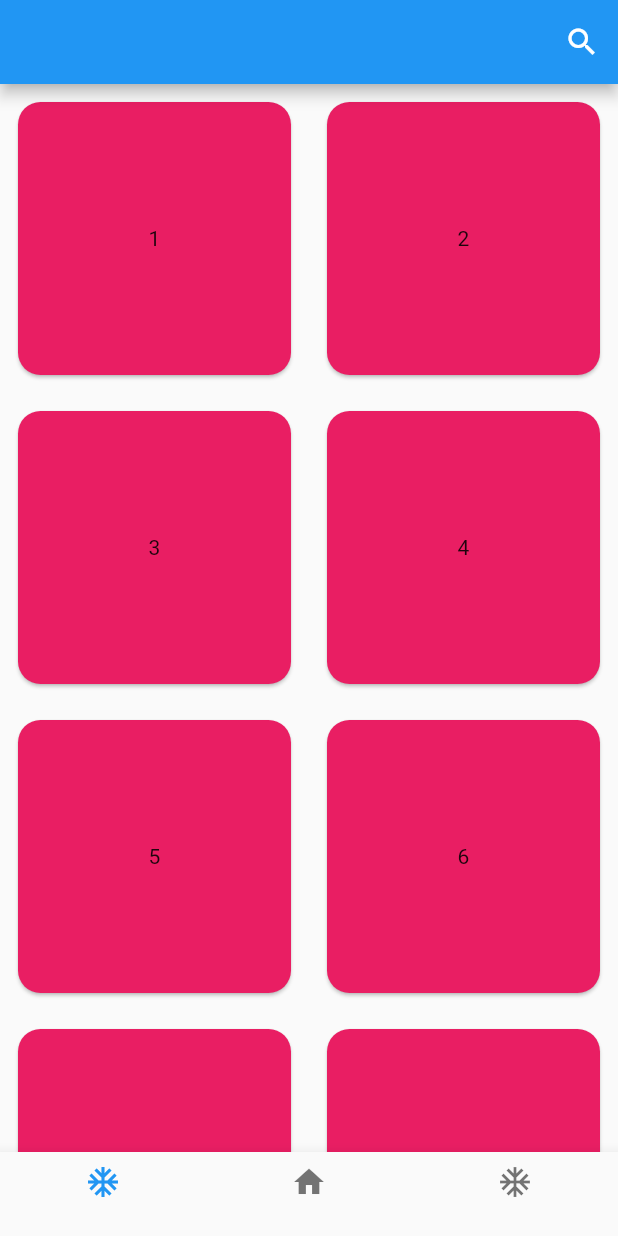
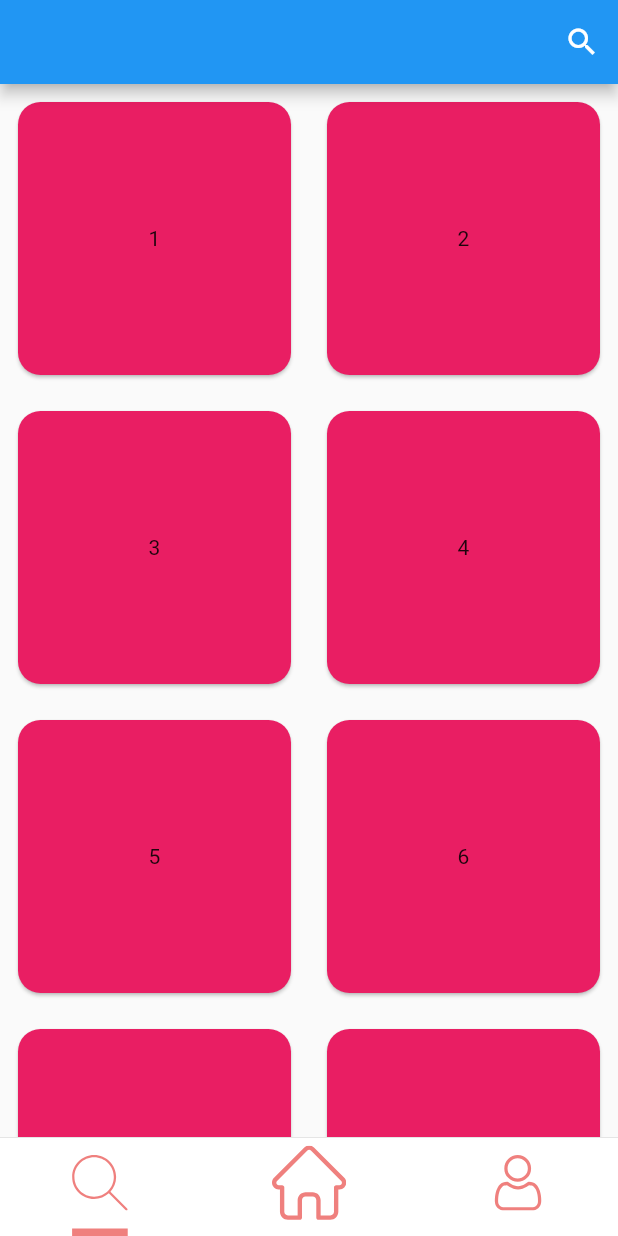
Before and after one commit to DSC-Turkey/ProjectLuna, a Flutter app: the screen it shows once a user with an empty profile is signed in, on a phone screen of 412 x 824 dp. Run offline on Flutter 3.47's test engine with Material 2 defaults, Android fonts, the phone set to English and light mode, and no system bars; our stand-ins replace carousel_slider, cloud_firestore, firebase_auth, firebase_core, flutter_svg, get and 1 more; accounts and stored records are empty.

Commit message:
bottom navigation bar yapıldı

```diff
--- a/lib/pages/base.dart
+++ b/lib/pages/base.dart
@@ -2,6 +2,7 @@ import 'package:Luna/pages/gonullu/kesfet.dart';
 import 'package:Luna/pages/gonullu/profile.dart';
 import 'package:Luna/widgets/bottomNavBar.dart';
 import 'package:flutter/material.dart';
+import 'package:flutter_svg/svg.dart';
 
 import 'gonullu/homePage.dart';
 
@@ -25,19 +26,102 @@ class _Base extends State<Base> {
 
   @override
   Widget build(BuildContext context) {
+    Size s = MediaQuery.of(context).size;
     // TODO: implement build
     return SafeArea(
       child: Scaffold(
         backgroundColor: Colors.black,
-        bottomNavigationBar: BottomNavigationBar(
-          items: [
-            BottomNavigationBarItem(icon: Icon(Icons.ac_unit), title: Text("")),
-            BottomNavigationBarItem(icon: Icon(Icons.home), title: Text("")),
-            BottomNavigationBarItem(icon: Icon(Icons.ac_unit), title: Text("")),
-          ],
-          currentIndex: _currentIndex,
-          onTap: _onItemTapped,
+        bottomNavigationBar: Container(
+          height: s.height * 0.08,
+          width: s.width,
+          color: Colors.white,
+          child: Row(
+            mainAxisAlignment: MainAxisAlignment.spaceAround,
+            children: [
+              GestureDetector(
+                onTap: () {
+                  setState(() {
+                    _currentIndex = 0;
+                  });
+                },
+                child: Container(
+                  decoration: BoxDecoration(
+                    border: Border(
+                      bottom: BorderSide(
+                        width: 5,
+                        color: _currentIndex == 0
+                            ? Color(0xFFef807e)
+                            : Colors.white,
+                      ),
+                    ),
+                  ),
+                  width: s.width * 0.09,
+                  child: SvgPicture.asset(
+                    "assets/icons/navbar/search.svg",
+                    color: Color(0xFFef807e),
+                  ),
+                ),
+              ),
+              GestureDetector(
+                onTap: () {
+                  setState(() {
+                    _currentIndex = 1;
+                  });
+                },
+                child: Container(
+                  decoration: BoxDecoration(
+                    border: Border(
+                      bottom: BorderSide(
+                        width: 5,
+                        color: _currentIndex == 1
+                            ? Color(0xFFef807e)
+                            : Colors.white,
+                      ),
+                    ),
+                  ),
+                  width: s.width * 0.12,
+                  child: SvgPicture.asset(
+                    "assets/icons/navbar/home.svg",
+                    color: Color(0xFFef807e),
+                  ),
+                ),
+              ),
+              GestureDetector(
+                onTap: () {
+                  setState(() {
+                    _currentIndex = 2;
+                  });
+                },
+                child: Container(
+                  decoration: BoxDecoration(
+                    border: Border(
+                      bottom: BorderSide(
+                        width: 5,
+                        color: _currentIndex == 2
+                            ? Color(0xFFef807e)
+                            : Colors.white,
+                      ),
+                    ),
+                  ),
+                  width: s.width * 0.09,
+                  child: SvgPicture.asset(
+                    "assets/icons/navbar/user.svg",
+                    color: Color(0xFFef807e),
+                  ),
+                ),
+              ),
+            ],
+          ),
         ),
+        // bottomNavigationBar: BottomNavigationBar(
+        //   items: [
+        //     BottomNavigationBarItem(icon: Icon(Icons.ac_unit), title: Text("")),
+        //     BottomNavigationBarItem(icon: Icon(Icons.home), title: Text("")),
+        //     BottomNavigationBarItem(icon: Icon(Icons.ac_unit), title: Text("")),
+        //   ],
+        //   currentIndex: _currentIndex,
+        //   onTap: _onItemTapped,
+        // ),
         body: pages[_currentIndex],
       ),
     );
--- a/pubspec.yaml
+++ b/pubspec.yaml
@@ -31,7 +31,8 @@ flutter:
   uses-material-design: true
 
   # To add assets to your application, add an assets section, like this:
-  # assets:
+  assets:
+    - assets/icons/navbar/
   #   - images/a_dot_burr.jpeg
   #   - images/a_dot_ham.jpeg
 
```
Also changed, not shown: assets/icons/navbar/home.svg (added), assets/icons/navbar/search.svg (added), assets/icons/navbar/user.svg (added).
